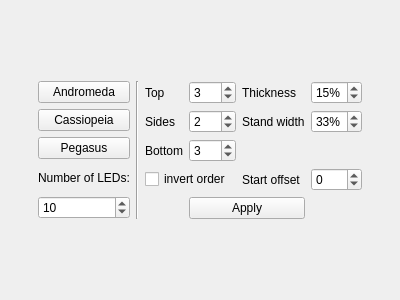
Old version of the form Software/src/wizard/ZonePlacementPage.ui in the repository woodenshark/Lightpack.
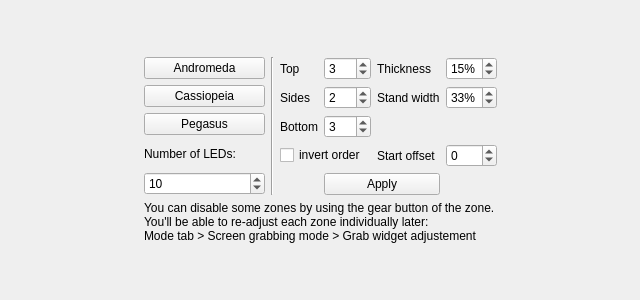
New version of the form. Icons and pictures are not drawn.

Commit message: zone placement page: text about widget settings

The edit to the form file:
```diff
--- a/Software/src/wizard/ZonePlacementPage.ui
+++ b/Software/src/wizard/ZonePlacementPage.ui
@@ -6,7 +6,7 @@
    <rect>
     <x>0</x>
     <y>0</y>
-    <width>400</width>
+    <width>640</width>
     <height>300</height>
    </rect>
   </property>
@@ -17,7 +17,7 @@
    <string>Zone placement</string>
   </property>
   <layout class="QGridLayout" name="gridLayout">
-   <item row="2" column="2">
+   <item row="4" column="2">
     <spacer name="verticalSpacer_2">
      <property name="orientation">
       <enum>Qt::Vertical</enum>
@@ -43,7 +43,7 @@
      </property>
     </spacer>
    </item>
-   <item row="1" column="0">
+   <item row="2" column="0">
     <spacer name="horizontalSpacer">
      <property name="orientation">
       <enum>Qt::Horizontal</enum>
@@ -56,7 +56,7 @@
      </property>
     </spacer>
    </item>
-   <item row="1" column="2">
+   <item row="2" column="2">
     <layout class="QHBoxLayout" name="horizontalLayout">
      <item>
       <layout class="QVBoxLayout" name="verticalLayout">
@@ -235,7 +235,7 @@
      </item>
     </layout>
    </item>
-   <item row="1" column="6">
+   <item row="2" column="6">
     <spacer name="horizontalSpacer_2">
      <property name="orientation">
       <enum>Qt::Horizontal</enum>
@@ -248,6 +248,15 @@
      </property>
     </spacer>
    </item>
+   <item row="3" column="2">
+    <widget class="QLabel" name="label_8">
+     <property name="text">
+      <string>&lt;html&gt;&lt;head/&gt;&lt;body&gt;&lt;table border=&quot;0&quot; style=&quot; margin-top:0px; margin-bottom:0px; margin-left:0px; margin-right:0px;&quot; cellspacing=&quot;0&quot; cellpadding=&quot;0&quot;&gt;&lt;tr&gt;&lt;td&gt;&lt;p&gt;You can disable some zones by using the gear button of the zone.&lt;br/&gt;
+You'll be able to re-adjust each zone individually later:&lt;br/&gt;
+Mode tab &gt; Screen grabbing mode &gt; Grab widget adjustement&lt;/p&gt;&lt;/td&gt;&lt;td style=&quot; padding-left:2;&quot;&gt;&lt;p&gt;&lt;img src=&quot;:/buttons/settings_24px.png&quot;/&gt;&lt;/p&gt;&lt;/td&gt;&lt;/tr&gt;&lt;/table&gt;&lt;/body&gt;&lt;/html&gt;</string>
+     </property>
+    </widget>
+   </item>
   </layout>
  </widget>
  <tabstops>
```
